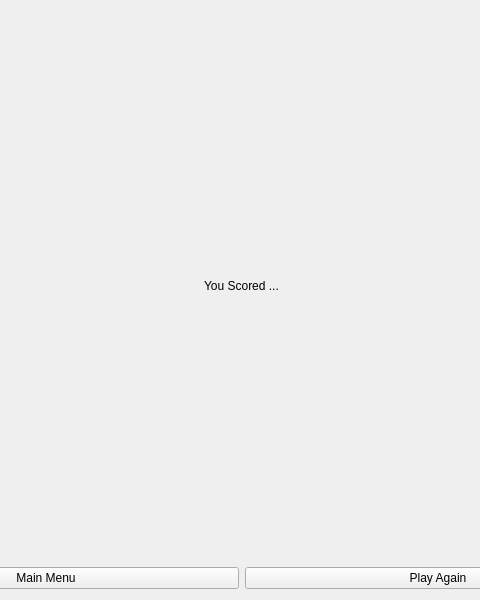
The window that FrenchNumberGame/endscreen.ui (alexobrien20/Qt-FrenchNumberGame) describes before a commit, drawn with Qt 5; both pictures show x 158 to 638 and y 0 to 600 of the 800 by 600 pixel window.
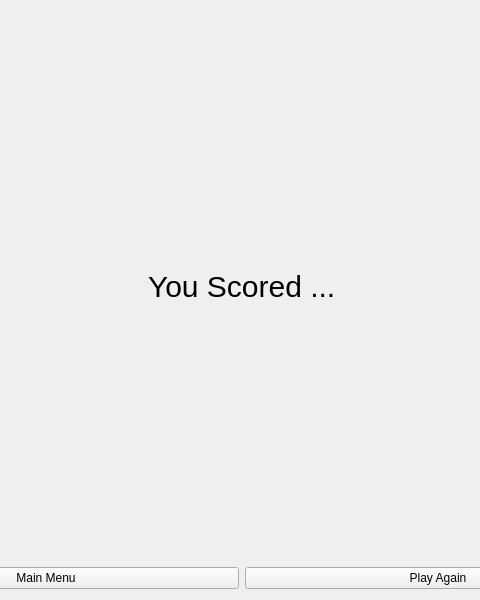
The same window after the commit.

```diff
--- a/FrenchNumberGame/endscreen.ui
+++ b/FrenchNumberGame/endscreen.ui
@@ -15,7 +15,10 @@
   </property>
   <layout class="QVBoxLayout" name="verticalLayout">
    <item alignment="Qt::AlignHCenter">
-    <widget class="QLabel" name="label">
+    <widget class="QLabel" name="ScoreLabel">
+     <property name="styleSheet">
+      <string notr="true">font-size: 30px;</string>
+     </property>
      <property name="text">
       <string>You Scored ...</string>
      </property>
```
Left out of the diff: 4 changed lines with no effect on the pictures.
